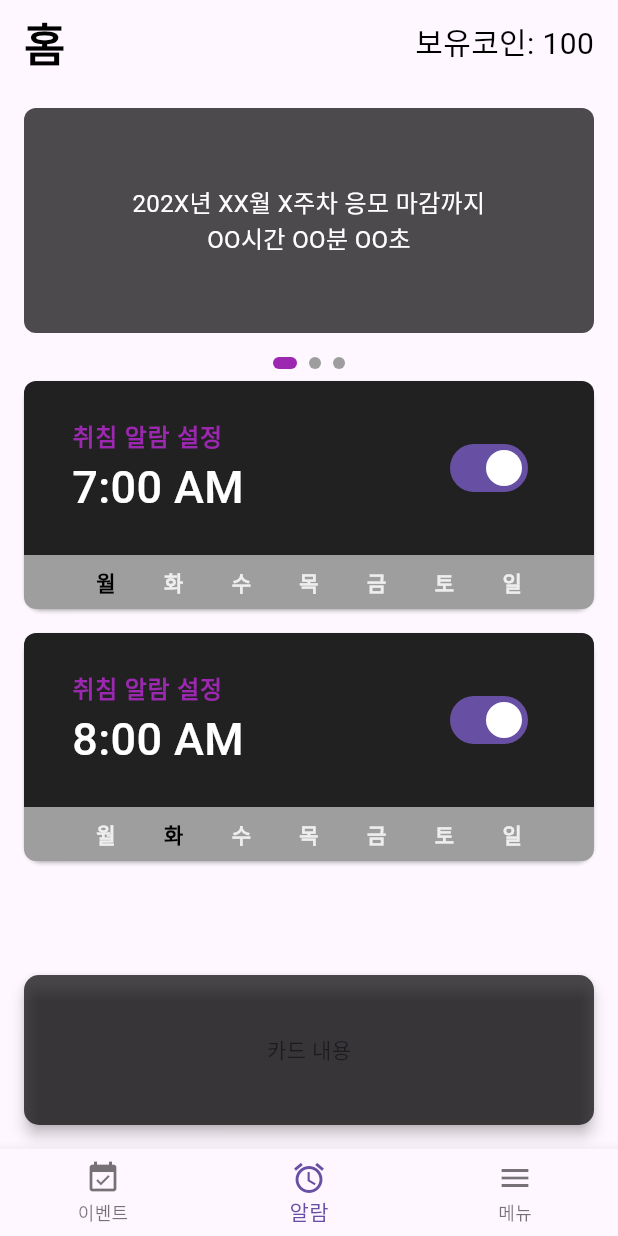
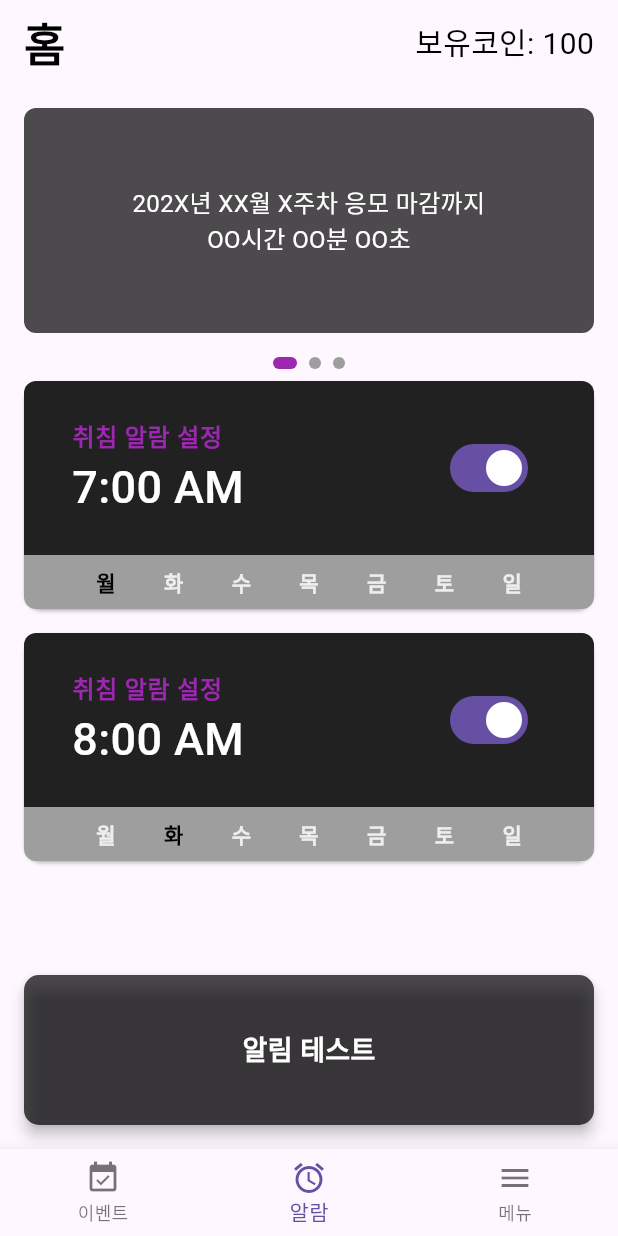
Before and after one commit to sehoon123/Alarm, a Flutter app: the screen it shows after launch, on a phone screen of 412 x 824 dp. Run offline on Flutter 3.47's test engine with Material 3 defaults, Android fonts, the phone set to English and light mode, and no system bars; our stand-ins replace file_picker, firebase_auth, flutter_local_notifications, google_sign_in, shared_preferences, timezone; accounts and stored records are empty.

Commit message:
alarm channel added

```diff
--- a/alarm_share/lib/main.dart
+++ b/alarm_share/lib/main.dart
@@ -3,9 +3,9 @@ import 'package:alarm_share/screens/main_screen.dart';
 import 'package:alarm_share/services/notification_service.dart';
 import 'package:alarm_share/utils/timezone_setup.dart';
 
-void main() {
+void main() async {
   WidgetsFlutterBinding.ensureInitialized();
-  NotificationService.initialize();
+  await NotificationService.initialize();
   TimezoneSetup.initialize();
   runApp(const MyApp());
 }
--- a/alarm_share/lib/screens/alarm_list_screen.dart
+++ b/alarm_share/lib/screens/alarm_list_screen.dart
@@ -1,8 +1,10 @@
+import 'package:alarm_share/services/alarm_service.dart';
 import 'package:flutter/material.dart';
 import 'package:alarm_share/models/alarm.dart';
-import 'package:alarm_share/services/alarm_service.dart';
+import 'package:alarm_share/services/notification_service.dart';
 import 'package:alarm_share/widgets/notification_carousel.dart';
 import 'package:alarm_share/widgets/alarm_list_item.dart';
+import 'package:flutter_local_notifications/flutter_local_notifications.dart';
 
 class AlarmListScreen extends StatefulWidget {
   const AlarmListScreen({super.key});
@@ -55,6 +57,24 @@ class _AlarmListScreenState extends State<AlarmListScreen> with RouteAware {
     AlarmService.updateAlarm(updatedAlarm.id, updatedAlarm);
   }
 
+  void _testNotification() {
+    // 테스트용 알림 생성 및 즉시 표시
+    NotificationService.flutterLocalNotificationsPlugin.show(
+      0,
+      '알림 테스트',
+      '이것은 테스트 알림입니다.',
+      const NotificationDetails(
+        android: AndroidNotificationDetails(
+          'alarm_channel',
+          'Alarms',
+          channelDescription: '알람 알림 채널',
+          importance: Importance.defaultImportance,
+          priority: Priority.defaultPriority,
+        ),
+      ),
+    );
+  }
+
   @override
   Widget build(BuildContext context) {
     return Scaffold(
@@ -99,7 +119,9 @@ class _AlarmListScreenState extends State<AlarmListScreen> with RouteAware {
                     },
                   ),
           ),
-          Card(
+          GestureDetector(
+            onTap: _testNotification,
+            child: Card(
               margin: const EdgeInsets.all(16),
               color: Colors.black.withOpacity(0.7),
               elevation: 4,
@@ -109,7 +131,15 @@ class _AlarmListScreenState extends State<AlarmListScreen> with RouteAware {
               child: const SizedBox(
                 height: 100,
                 child: Center(
-                child: Text('카드 내용'),
+                  child: Text(
+                    '알림 테스트',
+                    style: TextStyle(
+                      color: Colors.white,
+                      fontSize: 18,
+                      fontWeight: FontWeight.bold,
+                    ),
+                  ),
+                ),
               ),
             ),
           ),
--- a/alarm_share/lib/services/alarm_service.dart
+++ b/alarm_share/lib/services/alarm_service.dart
@@ -39,7 +39,7 @@ class AlarmService {
   static Future<void> scheduleAlarm(Alarm alarm) async {
     // Schedule the alarm using FlutterLocalNotificationsPlugin or another service
     final tz.TZDateTime scheduledDate = tz.TZDateTime.from(
-      DateTime.now().add(const Duration(seconds: 10)), // example time for demo
+      DateTime.now().add(const Duration(seconds: 1)), // example time for demo
       tz.local,
     );
     await _notificationsPlugin.zonedSchedule(
--- a/alarm_share/lib/services/notification_service.dart
+++ b/alarm_share/lib/services/notification_service.dart
@@ -5,7 +5,7 @@ class NotificationService {
   static final FlutterLocalNotificationsPlugin flutterLocalNotificationsPlugin =
       FlutterLocalNotificationsPlugin();
 
-  static void initialize() async {
+  static Future<void> initialize() async {
     const AndroidInitializationSettings initializationSettingsAndroid =
         AndroidInitializationSettings('@mipmap/ic_launcher');
 
@@ -16,6 +16,24 @@ class NotificationService {
       initializationSettings,
       onDidReceiveNotificationResponse: _onDidReceiveNotificationResponse,
     );
+
+    await _createNotificationChannel();
+  }
+
+  static Future<void> _createNotificationChannel() async {
+    const AndroidNotificationChannel channel = AndroidNotificationChannel(
+      'alarm_channel',
+      'Alarms',
+      description: '알람 알림 채널',
+      importance: Importance.max,
+      playSound: true,
+      enableVibration: true,
+    );
+
+    await flutterLocalNotificationsPlugin
+        .resolvePlatformSpecificImplementation<
+            AndroidFlutterLocalNotificationsPlugin>()
+        ?.createNotificationChannel(channel);
   }
 
   static void _onDidReceiveNotificationResponse(
@@ -25,4 +43,27 @@ class NotificationService {
       debugPrint('notification payload: $payload');
     }
   }
+
+  static Future<void> showNotification({
+    required int id,
+    required String title,
+    required String body,
+    String? payload,
+  }) async {
+    await flutterLocalNotificationsPlugin.show(
+      id,
+      title,
+      body,
+      NotificationDetails(
+        android: AndroidNotificationDetails(
+          'alarm_channel',
+          'Alarms',
+          channelDescription: '알람 알림 채널',
+          importance: Importance.max,
+          priority: Priority.high,
+        ),
+      ),
+      payload: payload,
+    );
+  }
 }
```
Lines whose indentation alone changed are shown as unchanged.
